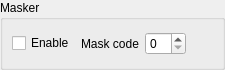
Old version of the form src/toolsui/SAKMaskerToolUi.ui in the repository x-tools-author/x-tools.
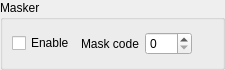
New version of the form.

```diff
--- a/src/toolsui/SAKMaskerToolUi.ui
+++ b/src/toolsui/SAKMaskerToolUi.ui
@@ -40,7 +40,11 @@
        </widget>
       </item>
       <item row="0" column="2">
-       <widget class="QSpinBox" name="spinBox"/>
+       <widget class="QSpinBox" name="spinBoxMaskCode">
+        <property name="maximum">
+         <number>155</number>
+        </property>
+       </widget>
       </item>
       <item row="0" column="0">
        <widget class="QCheckBox" name="checkBoxEnable">
```
